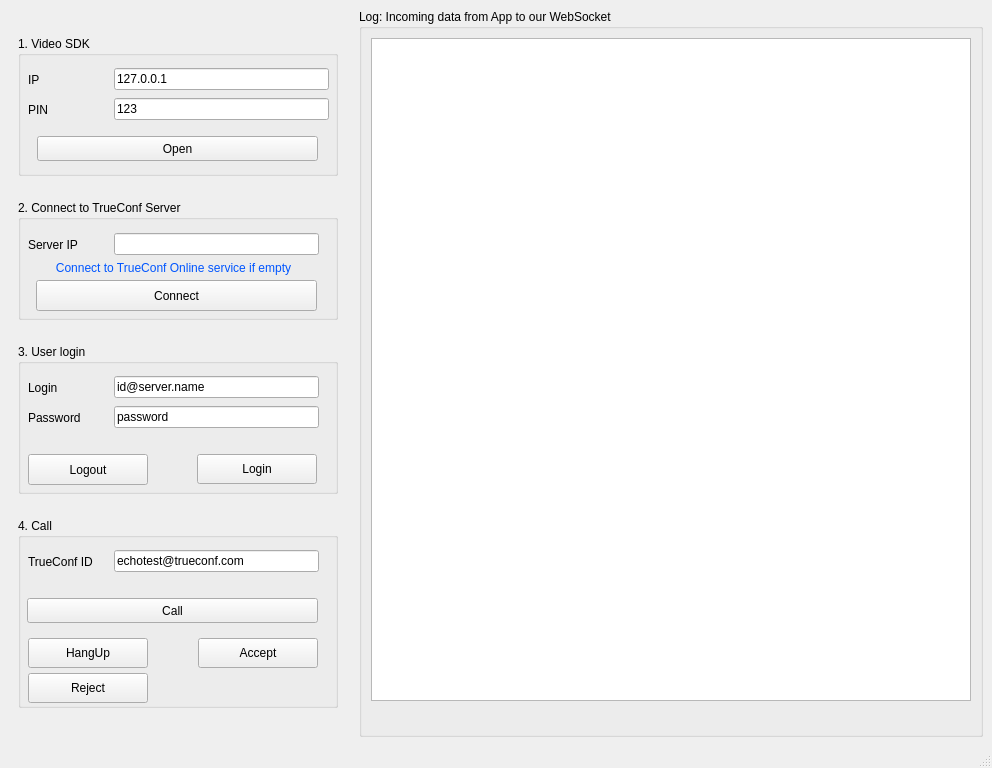
This is mainwindow.ui in zoboff/DemoQtVideoSDK as Qt 5 draws it before an edit. The edited form follows.
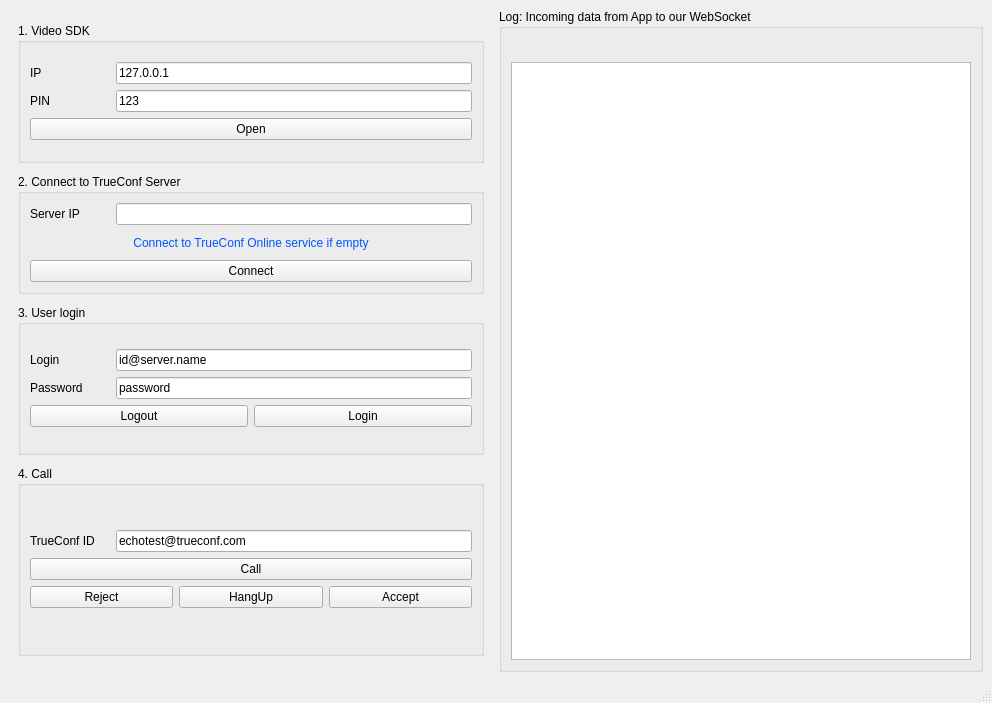
This is the edited form.

Patch:
```diff
--- a/mainwindow.ui
+++ b/mainwindow.ui
@@ -7,7 +7,7 @@
     <x>0</x>
     <y>0</y>
     <width>992</width>
-    <height>768</height>
+    <height>703</height>
    </rect>
   </property>
   <property name="windowTitle">
@@ -49,15 +49,34 @@
                  <property name="title">
                   <string>1. Video SDK</string>
                  </property>
-                 <widget class="QWidget" name="layoutWidget_3">
-                  <property name="geometry">
-                   <rect>
-                    <x>10</x>
-                    <y>60</y>
-                    <width>301</width>
-                    <height>27</height>
-                   </rect>
-                  </property>
+                 <layout class="QVBoxLayout" name="verticalLayout_7">
+                  <item>
+                   <layout class="QVBoxLayout" name="verticalLayout_6">
+                    <item>
+                     <layout class="QHBoxLayout" name="horizontalLayout_3">
+                      <item>
+                       <widget class="QLabel" name="label">
+                        <property name="minimumSize">
+                         <size>
+                          <width>80</width>
+                          <height>0</height>
+                         </size>
+                        </property>
+                        <property name="text">
+                         <string>IP</string>
+                        </property>
+                       </widget>
+                      </item>
+                      <item>
+                       <widget class="QLineEdit" name="edIP">
+                        <property name="text">
+                         <string>127.0.0.1</string>
+                        </property>
+                       </widget>
+                      </item>
+                     </layout>
+                    </item>
+                    <item>
                   <layout class="QHBoxLayout" name="horizontalLayout_8">
                    <item>
                     <widget class="QLabel" name="label_6">
@@ -80,52 +99,17 @@
                     </widget>
                    </item>
                   </layout>
-                 </widget>
+                    </item>
+                    <item>
                  <widget class="QPushButton" name="openButton">
-                  <property name="geometry">
-                   <rect>
-                    <x>19</x>
-                    <y>100</y>
-                    <width>281</width>
-                    <height>25</height>
-                   </rect>
-                  </property>
                   <property name="text">
                    <string>Open</string>
                   </property>
                  </widget>
-                 <widget class="QWidget" name="layoutWidget">
-                  <property name="geometry">
-                   <rect>
-                    <x>10</x>
-                    <y>30</y>
-                    <width>301</width>
-                    <height>27</height>
-                   </rect>
-                  </property>
-                  <layout class="QHBoxLayout" name="horizontalLayout_3">
-                   <item>
-                    <widget class="QLabel" name="label">
-                     <property name="minimumSize">
-                      <size>
-                       <width>80</width>
-                       <height>0</height>
-                      </size>
-                     </property>
-                     <property name="text">
-                      <string>IP</string>
-                     </property>
-                    </widget>
-                   </item>
-                   <item>
-                    <widget class="QLineEdit" name="edIP">
-                     <property name="text">
-                      <string>127.0.0.1</string>
-                     </property>
-                    </widget>
-                   </item>
-                  </layout>
-                 </widget>
+                    </item>
+                   </layout>
+                  </item>
+                 </layout>
                 </widget>
                </item>
                <item>
@@ -139,28 +123,10 @@
                  <property name="title">
                   <string>2. Connect to TrueConf Server</string>
                  </property>
-                 <widget class="QPushButton" name="connectButton">
-                  <property name="geometry">
-                   <rect>
-                    <x>18</x>
-                    <y>80</y>
-                    <width>281</width>
-                    <height>31</height>
-                   </rect>
-                  </property>
-                  <property name="text">
-                   <string>Connect</string>
-                  </property>
-                 </widget>
-                 <widget class="QWidget" name="layoutWidget">
-                  <property name="geometry">
-                   <rect>
-                    <x>10</x>
-                    <y>30</y>
-                    <width>291</width>
-                    <height>29</height>
-                   </rect>
-                  </property>
+                 <layout class="QVBoxLayout" name="verticalLayout_9">
+                  <item>
+                   <layout class="QVBoxLayout" name="verticalLayout_8">
+                    <item>
                   <layout class="QHBoxLayout" name="horizontalLayout_5">
                    <item>
                     <layout class="QHBoxLayout" name="horizontalLayout_4">
@@ -183,16 +149,9 @@
                     </layout>
                    </item>
                   </layout>
-                 </widget>
+                    </item>
+                    <item>
                  <widget class="QLabel" name="label_3">
-                  <property name="geometry">
-                   <rect>
-                    <x>20</x>
-                    <y>60</y>
-                    <width>271</width>
-                    <height>16</height>
-                   </rect>
-                  </property>
                   <property name="palette">
                    <palette>
                     <active>
@@ -245,6 +204,17 @@
                    <set>Qt::AlignCenter</set>
                   </property>
                  </widget>
+                    </item>
+                    <item>
+                     <widget class="QPushButton" name="connectButton">
+                      <property name="text">
+                       <string>Connect</string>
+                      </property>
+                     </widget>
+                    </item>
+                   </layout>
+                  </item>
+                 </layout>
                 </widget>
                </item>
                <item>
@@ -258,15 +228,10 @@
                  <property name="title">
                   <string>3. User login</string>
                  </property>
-                 <widget class="QWidget" name="layoutWidget_2">
-                  <property name="geometry">
-                   <rect>
-                    <x>10</x>
-                    <y>30</y>
-                    <width>291</width>
-                    <height>27</height>
-                   </rect>
-                  </property>
+                 <layout class="QVBoxLayout" name="verticalLayout_11">
+                  <item>
+                   <layout class="QVBoxLayout" name="verticalLayout_10">
+                    <item>
                   <layout class="QHBoxLayout" name="horizontalLayout_9">
                    <item>
                     <widget class="QLabel" name="label_7">
@@ -289,16 +254,8 @@
                     </widget>
                    </item>
                   </layout>
-                 </widget>
-                 <widget class="QWidget" name="layoutWidget_4">
-                  <property name="geometry">
-                   <rect>
-                    <x>10</x>
-                    <y>60</y>
-                    <width>291</width>
-                    <height>27</height>
-                   </rect>
-                  </property>
+                    </item>
+                    <item>
                   <layout class="QHBoxLayout" name="horizontalLayout_10">
                    <item>
                     <widget class="QLabel" name="label_8">
@@ -321,33 +278,28 @@
                     </widget>
                    </item>
                   </layout>
-                 </widget>
-                 <widget class="QPushButton" name="loginButton">
-                  <property name="geometry">
-                   <rect>
-                    <x>179</x>
-                    <y>110</y>
-                    <width>120</width>
-                    <height>30</height>
-                   </rect>
-                  </property>
-                  <property name="text">
-                   <string>Login</string>
-                  </property>
-                 </widget>
+                    </item>
+                    <item>
+                     <layout class="QHBoxLayout" name="horizontalLayout_11">
+                      <item>
                  <widget class="QPushButton" name="logoutButton">
-                  <property name="geometry">
-                   <rect>
-                    <x>10</x>
-                    <y>110</y>
-                    <width>120</width>
-                    <height>31</height>
-                   </rect>
-                  </property>
                   <property name="text">
                    <string>Logout</string>
                   </property>
                  </widget>
+                      </item>
+                      <item>
+                       <widget class="QPushButton" name="loginButton">
+                        <property name="text">
+                         <string>Login</string>
+                        </property>
+                       </widget>
+                      </item>
+                     </layout>
+                    </item>
+                   </layout>
+                  </item>
+                 </layout>
                 </widget>
                </item>
                <item>
@@ -361,28 +313,10 @@
                  <property name="title">
                   <string>4. Call</string>
                  </property>
-                 <widget class="QPushButton" name="callButton">
-                  <property name="geometry">
-                   <rect>
-                    <x>9</x>
-                    <y>80</y>
-                    <width>291</width>
-                    <height>25</height>
-                   </rect>
-                  </property>
-                  <property name="text">
-                   <string>Call</string>
-                  </property>
-                 </widget>
-                 <widget class="QWidget" name="layoutWidget">
-                  <property name="geometry">
-                   <rect>
-                    <x>10</x>
-                    <y>30</y>
-                    <width>291</width>
-                    <height>27</height>
-                   </rect>
-                  </property>
+                 <layout class="QVBoxLayout" name="verticalLayout_13">
+                  <item>
+                   <layout class="QVBoxLayout" name="verticalLayout_12">
+                    <item>
                   <layout class="QHBoxLayout" name="horizontalLayout_7">
                    <item>
                     <widget class="QLabel" name="label_5">
@@ -405,61 +339,72 @@
                     </widget>
                    </item>
                   </layout>
-                 </widget>
+                    </item>
+                    <item>
+                     <widget class="QPushButton" name="callButton">
+                      <property name="text">
+                       <string>Call</string>
+                      </property>
+                     </widget>
+                    </item>
+                    <item>
+                     <layout class="QHBoxLayout" name="horizontalLayout_12">
+                      <item>
+                       <widget class="QPushButton" name="rejectButton">
+                        <property name="text">
+                         <string>Reject</string>
+                        </property>
+                       </widget>
+                      </item>
+                      <item>
                  <widget class="QPushButton" name="hangupButton">
-                  <property name="geometry">
-                   <rect>
-                    <x>10</x>
-                    <y>120</y>
-                    <width>120</width>
-                    <height>30</height>
-                   </rect>
-                  </property>
                   <property name="text">
                    <string>HangUp</string>
                   </property>
                  </widget>
+                      </item>
+                      <item>
                  <widget class="QPushButton" name="acceptButton">
-                  <property name="geometry">
-                   <rect>
-                    <x>180</x>
-                    <y>120</y>
-                    <width>120</width>
-                    <height>30</height>
-                   </rect>
-                  </property>
                   <property name="text">
                    <string>Accept</string>
                   </property>
                  </widget>
-                 <widget class="QPushButton" name="rejectButton">
-                  <property name="geometry">
-                   <rect>
-                    <x>10</x>
-                    <y>155</y>
-                    <width>120</width>
-                    <height>30</height>
-                   </rect>
-                  </property>
-                  <property name="text">
-                   <string>Reject</string>
-                  </property>
-                 </widget>
-                </widget>
+                      </item>
+                     </layout>
+                    </item>
+                   </layout>
+                  </item>
+                 </layout>
+                </widget>
                </item>
               </layout>
              </widget>
             </item>
             <item>
-             <layout class="QFormLayout" name="formLayout">
-              <item row="0" column="1">
+             <layout class="QVBoxLayout" name="verticalLayout_15">
+              <item>
                <widget class="QGroupBox" name="groupBox_5">
                 <property name="title">
                  <string>Log: Incoming data from App to our WebSocket</string>
                 </property>
-                <layout class="QVBoxLayout" name="verticalLayout_6">
+                <layout class="QVBoxLayout" name="verticalLayout_14">
                  <item>
                   <layout class="QVBoxLayout" name="verticalLayout_2">
+                   <item>
+                    <widget class="QLabel" name="stateLabel">
+                     <property name="font">
+                      <font>
+                       <pointsize>12</pointsize>
+                      </font>
+                     </property>
+                     <property name="text">
+                      <string>&lt;State&gt;</string>
+                     </property>
+                     <property name="alignment">
+                      <set>Qt::AlignCenter</set>
+                     </property>
+                    </widget>
+                   </item>
                    <item>
                     <widget class="QListWidget" name="listWidget">
                      <property name="editTriggers">
@@ -473,21 +418,6 @@
                      </property>
                     </widget>
                    </item>
-                   <item>
-                    <widget class="QLabel" name="stateLabel">
-                     <property name="font">
-                      <font>
-                       <pointsize>12</pointsize>
-                      </font>
-                     </property>
-                     <property name="text">
-                      <string>&lt;State&gt;</string>
-                     </property>
-                     <property name="alignment">
-                      <set>Qt::AlignCenter</set>
-                     </property>
-                    </widget>
-                   </item>
                   </layout>
                  </item>
                 </layout>
```
Left out of the diff: 2 changed lines with no effect on the pictures. Lines whose indentation alone changed are shown as unchanged.
